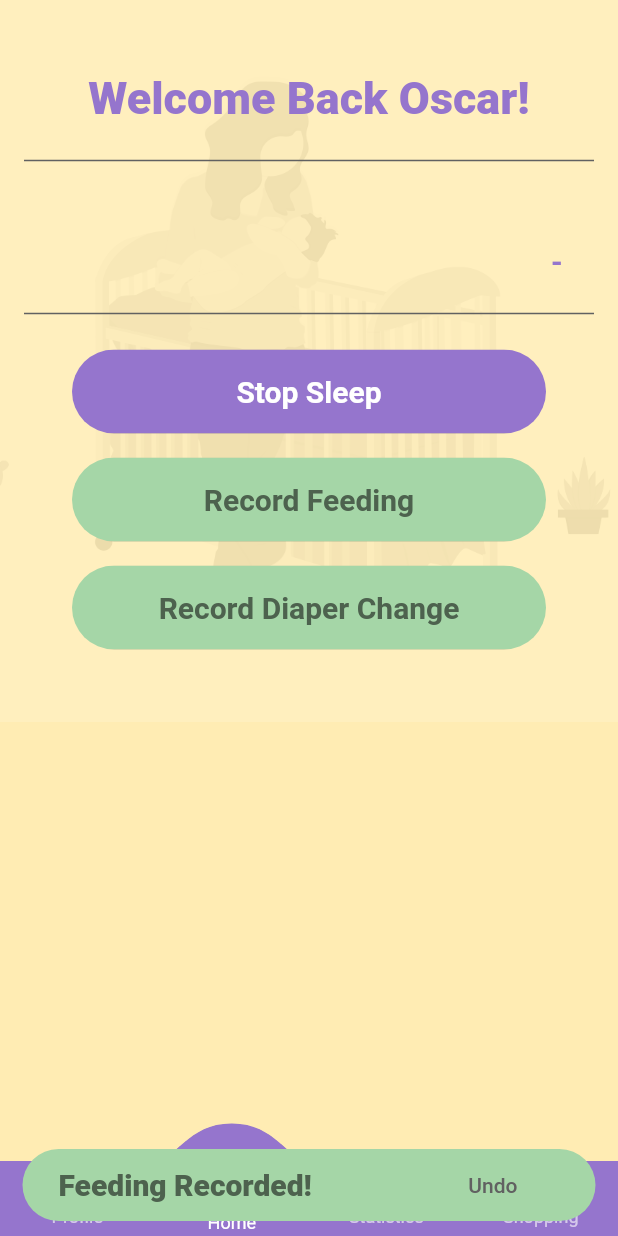
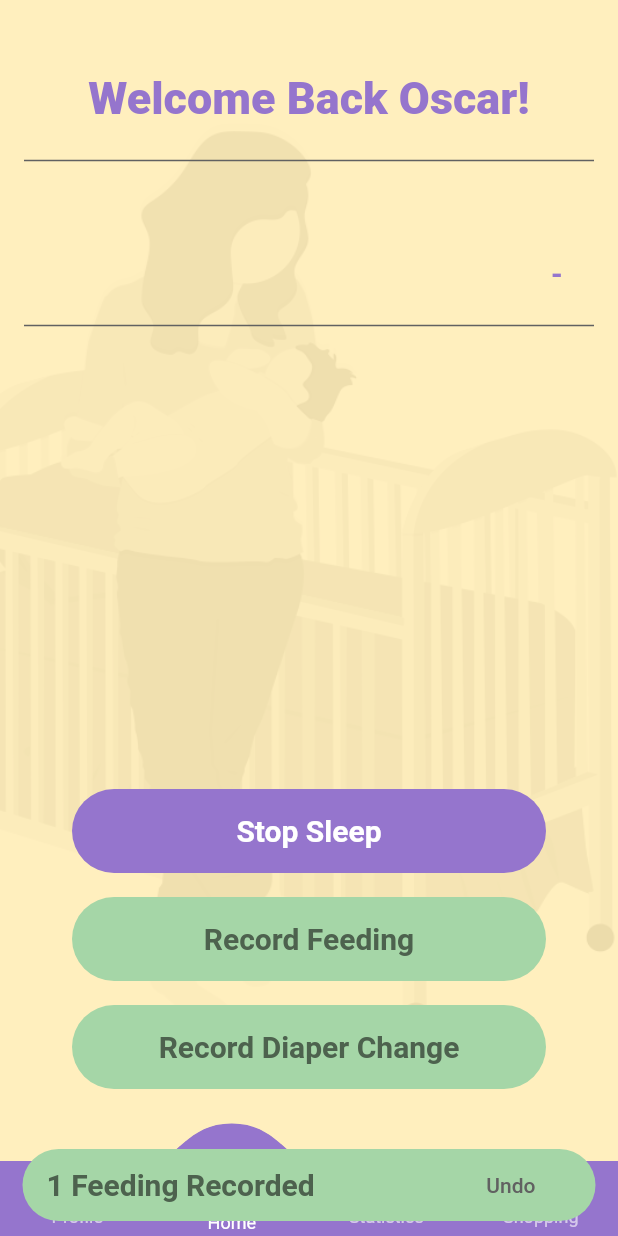
Before and after one commit to acm-projects/BabyQuest, a Flutter app: the screen it shows once a user with an empty profile is signed in, item 2 of the bottom bar chosen, after a tap on "Start Sleep", after a tap on "Record Feeding", on a phone screen of 412 x 824 dp. Run offline on Flutter 3.47's test engine with Material 2 defaults, Android fonts, the phone set to English and light mode, and no system bars; drawn by our look-alikes of convex_bottom_bar; our stand-ins replace cloud_firestore, firebase_auth, firebase_core, flutter_spinkit, flutter_svg, font_awesome_flutter and 3 more; accounts and stored records are empty; network calls fail.

Commit message:
Fixed keyboard overflow issue for homepage

```diff
--- a/client/lib/main.dart
+++ b/client/lib/main.dart
@@ -17,7 +17,7 @@ Future main() async {
     SystemUiOverlayStyle(
       statusBarColor: Colors.deepPurple.shade300,
       systemNavigationBarIconBrightness: Brightness.light,
-      statusBarIconBrightness: Brightness.dark,
+      statusBarIconBrightness: Brightness.light,
     ),
   );
 
@@ -52,7 +52,7 @@ class MyApp extends StatelessWidget {
             elevation: 0,
             backgroundColor: Colors.green.shade200,
             contentTextStyle: TextStyle(
-              fontWeight: FontWeight.w800,
+              fontWeight: FontWeight.w600,
               fontSize: 20,
               color: Colors.green.shade200.darken(40).desaturate(25),
             ),
--- a/client/lib/pages/main/home_page.dart
+++ b/client/lib/pages/main/home_page.dart
@@ -16,6 +16,8 @@ class _HomePageState extends State<HomePage> {
       'https://www.muralswallpaper.co.uk/app/uploads/baby-clouds-and-moon-nursery-room-825x535.jpg';
 
   bool sleeping = false;
+  int feedingCount = 0;
+  int diaperCount = 0;
 
   @override
   void initState() {
@@ -25,7 +27,7 @@ class _HomePageState extends State<HomePage> {
 
   SnackBar getSnackBar(String text, VoidCallback onPressed) {
     return SnackBar(
-      padding: const EdgeInsets.symmetric(horizontal: 24),
+      padding: const EdgeInsets.symmetric(horizontal: 16),
       behavior: SnackBarBehavior.floating,
       duration: const Duration(milliseconds: 1250),
       content: Text(text),
@@ -42,7 +44,7 @@ class _HomePageState extends State<HomePage> {
         padding: const EdgeInsets.symmetric(horizontal: 24),
         behavior: SnackBarBehavior.floating,
         duration: const Duration(milliseconds: 1250),
-        content: Text(sleeping ? 'Starting Sleep!' : 'Sleep Recorded!'),
+        content: Text(sleeping ? 'Starting Sleep...' : 'Sleep Recorded'),
         action: SnackBarAction(
           label: '',
           onPressed: () {},
@@ -52,19 +54,25 @@ class _HomePageState extends State<HomePage> {
   }
 
   void _recordFeeding() {
+    feedingCount++;
     ScaffoldMessenger.of(context).showSnackBar(
       getSnackBar(
-        'Feeding Recorded!',
-        () {},
+        feedingCount > 1
+            ? '$feedingCount Feedings Recorded'
+            : '$feedingCount Feeding Recorded',
+        () => feedingCount--,
       ),
     );
   }
 
   void _recordDiaper() {
+    diaperCount++;
     ScaffoldMessenger.of(context).showSnackBar(
       getSnackBar(
-        'Diaper Change Recorded!',
-        () {},
+        diaperCount > 1
+            ? '$diaperCount Diaper Changes Recorded'
+            : '$diaperCount Diaper Change Recorded',
+        () => diaperCount--,
       ),
     );
   }
@@ -72,10 +80,8 @@ class _HomePageState extends State<HomePage> {
   @override
   Widget build(BuildContext context) {
     return Scaffold(
-      body: SingleChildScrollView(
-        physics: const NeverScrollableScrollPhysics(),
-        padding: EdgeInsets.zero,
-        child: Container(
+      resizeToAvoidBottomInset: false,
+      body: Container(
         decoration: const BoxDecoration(
           image: DecorationImage(
               colorFilter:
@@ -106,21 +112,22 @@ class _HomePageState extends State<HomePage> {
                     const EdgeInsets.symmetric(vertical: 16, horizontal: 16),
                 child: Column(
                   children: [
-                      Text(
+                    InkWell(
+                      child: Text(
                         qodMessage,
                         style: Theme.of(context).textTheme.headline2,
                       ),
+                      splashColor: Theme.of(context).colorScheme.primary,
+                      onTap: () {},
+                    ),
                     const SizedBox(
-                        height: 8,
+                      height: 16,
                     ),
                     Align(
                       alignment: Alignment.centerRight,
                       child: Text(
                         '- ' + qodAuthor,
-                          style: Theme.of(context)
-                              .textTheme
-                              .headline2!
-                              .copyWith(
+                        style: Theme.of(context).textTheme.headline2!.copyWith(
                             color: Theme.of(context).colorScheme.primary),
                       ),
                     ),
@@ -131,6 +138,7 @@ class _HomePageState extends State<HomePage> {
                 color: Theme.of(context).colorScheme.onBackground,
                 thickness: 1,
               ),
+              const Spacer(),
               Padding(
                 padding: const EdgeInsets.only(
                     left: 32, right: 32, bottom: 48, top: 16),
@@ -145,10 +153,16 @@ class _HomePageState extends State<HomePage> {
                           : Theme.of(context).colorScheme.onSecondary,
                       text: sleeping ? 'Stop Sleep' : 'Start Sleep',
                       onPressed: () {
+                        Future.delayed(
+                            ButtonTheme.of(context)
+                                .getAnimationDuration(MaterialButton(
+                              onPressed: () {},
+                            )), () {
                           setState(() {
                             sleeping = !sleeping;
                           });
                           _showSleepStatus();
+                        });
                       },
                     ),
                     const SizedBox(
@@ -172,7 +186,6 @@ class _HomePageState extends State<HomePage> {
           ),
         ),
       ),
-      ),
     );
   }
 
--- a/client/lib/pages/main/main_wrapper.dart
+++ b/client/lib/pages/main/main_wrapper.dart
@@ -26,6 +26,7 @@ class _MainWrapperState extends State<MainWrapper> {
   @override
   Widget build(BuildContext context) {
     return Scaffold(
+      resizeToAvoidBottomInset: false,
       body: PageView(
         physics: const NeverScrollableScrollPhysics(),
         controller: pageController,
--- a/client/lib/pages/main/statistics_page.dart
+++ b/client/lib/pages/main/statistics_page.dart
@@ -34,9 +34,14 @@ class _StatisticsPageState extends State<StatisticsPage> {
                 children: [
                   Padding(
                     padding: const EdgeInsets.only(top: 48),
-                    child: Align(
-                      alignment: Alignment.centerLeft,
-                      child: RichText(
+                    child: Row(
+                      mainAxisAlignment: MainAxisAlignment.spaceBetween,
+                      children: [
+                        ValueListenableBuilder<int>(
+                          valueListenable: _selectedIndex,
+                          builder:
+                              (BuildContext context, value, Widget? child) {
+                            return RichText(
                               text: TextSpan(
                                 children: [
                                   TextSpan(
@@ -49,20 +54,35 @@ class _StatisticsPageState extends State<StatisticsPage> {
                                             .onBackground),
                                   ),
                                   const TextSpan(
-                              text: ' ',
+                                    text: '  ',
                                   ),
                                   TextSpan(
-                              text: '10 October',
+                                    text: '${_selectedIndex.value} October',
                                     style: TextStyle(
                                         color: Theme.of(context)
                                             .colorScheme
                                             .onBackground,
                                         fontWeight: FontWeight.w600,
                                         fontSize: 15),
-                            )
+                                  ),
                                 ],
                               ),
+                            );
+                          },
                         ),
+                        IconButton(
+                          icon: Icon(
+                            Icons.calendar_today,
+                            color: Theme.of(context).colorScheme.secondary,
+                          ),
+                          onPressed: () {
+                            pageController.animateToPage(10,
+                                duration: const Duration(milliseconds: 1000),
+                                curve: Curves.ease);
+                            _selectedIndex.value = 75;
+                          },
+                        ),
+                      ],
                     ),
                   ),
                   Divider(
--- a/client/lib/pages/wrapper.dart
+++ b/client/lib/pages/wrapper.dart
@@ -23,6 +23,7 @@ class Wrapper extends StatelessWidget {
   @override
   Widget build(BuildContext context) {
     return Scaffold(
+      resizeToAvoidBottomInset: false,
       backgroundColor: Theme.of(context).scaffoldBackgroundColor,
       body: StreamBuilder(
         stream: AuthService.appUserStream,
--- a/client/lib/widgets/icon_information.dart
+++ b/client/lib/widgets/icon_information.dart
@@ -33,11 +33,15 @@ class IconInformation extends StatelessWidget {
         const SizedBox(
           width: 8,
         ),
-        RichText(
+        InkWell(
+          splashColor: Theme.of(context).colorScheme.primary,
+          onTap: () {},
+          child: RichText(
             text: TextSpan(
               children: [
                 TextSpan(
-                  text: topText, style: Theme.of(context).textTheme.headline2),
+                    text: topText,
+                    style: Theme.of(context).textTheme.headline2),
                 const TextSpan(text: '\n'),
                 TextSpan(
                     text: bottomText,
@@ -45,6 +49,7 @@ class IconInformation extends StatelessWidget {
               ],
             ),
           ),
+        ),
       ],
     );
   }
```
Lines whose indentation alone changed are shown as unchanged.
